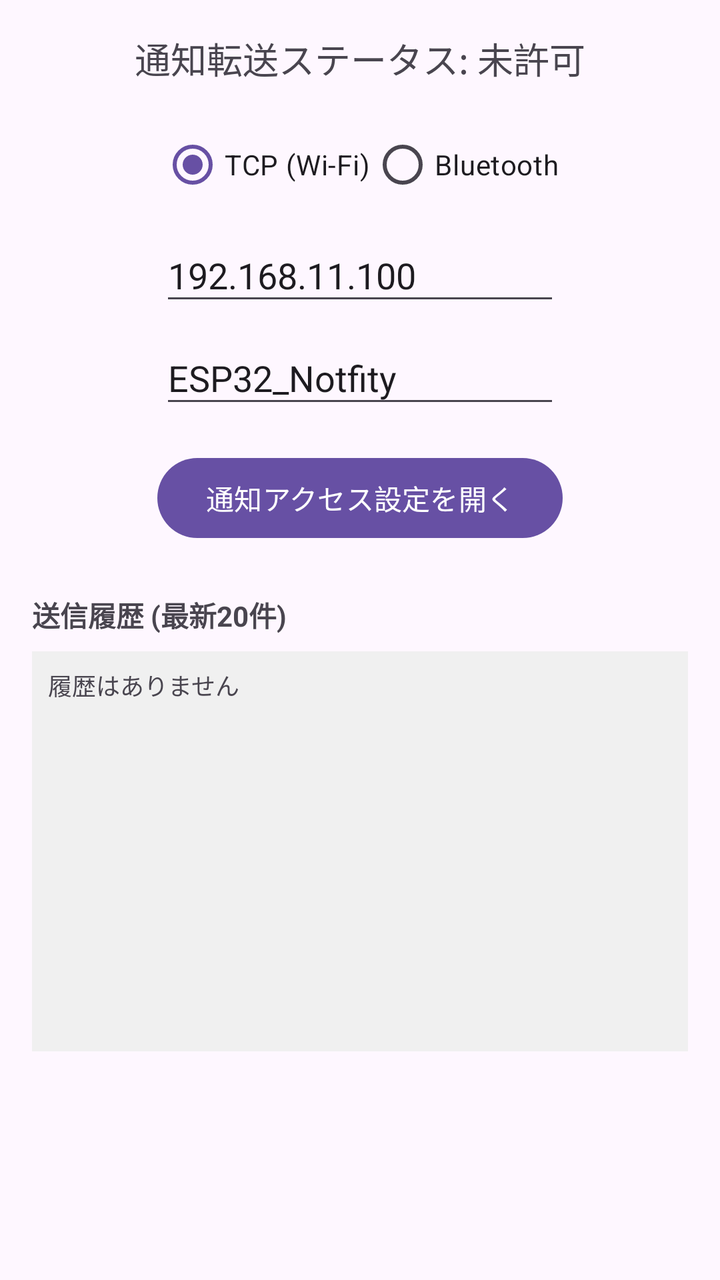
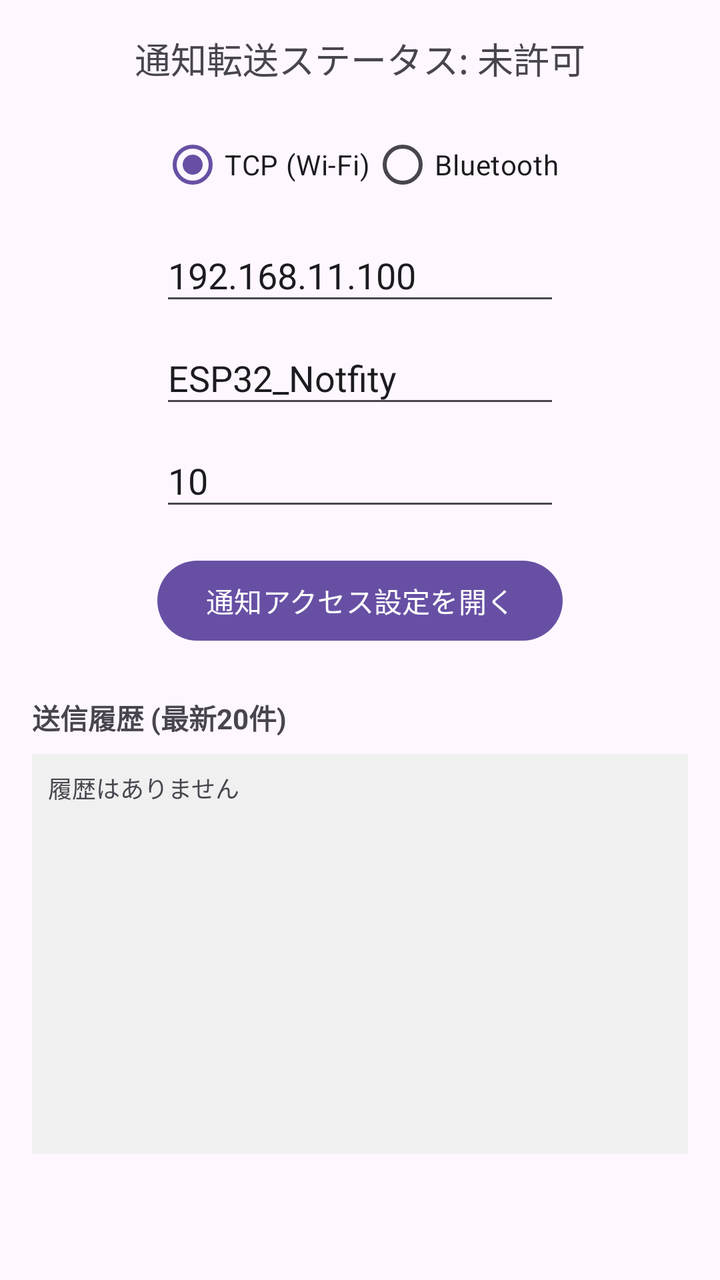

The first picture is an Android layout as it rendered before a commit; the second is the same layout after the commit. The layout source and the unified diff follow.
<!-- AndroidManifest.xml: application theme Theme.AndroidNotifytoESP32 -->
<!-- res/layout/fragment_first.xml -->
<?xml version="1.0" encoding="utf-8"?>
<androidx.core.widget.NestedScrollView xmlns:android="http://schemas.android.com/apk/res/android"
    xmlns:app="http://schemas.android.com/apk/res-auto"
    xmlns:tools="http://schemas.android.com/tools"
    android:layout_width="match_parent"
    android:layout_height="match_parent"
    tools:context=".FirstFragment">

    <androidx.constraintlayout.widget.ConstraintLayout
        android:layout_width="match_parent"
        android:layout_height="match_parent"
        android:padding="16dp">

        <TextView
            android:id="@+id/textview_status"
            android:layout_width="wrap_content"
            android:layout_height="wrap_content"
            android:text="通知転送ステータス: 未許可"
            android:textSize="18sp"
            app:layout_constraintBottom_toTopOf="@id/radioGroup_mode"
            app:layout_constraintEnd_toEndOf="parent"
            app:layout_constraintStart_toStartOf="parent"
            app:layout_constraintTop_toTopOf="parent"
            app:layout_constraintVertical_chainStyle="packed" />

        <RadioGroup
            android:id="@+id/radioGroup_mode"
            android:layout_width="wrap_content"
            android:layout_height="wrap_content"
            android:layout_marginTop="16dp"
            android:orientation="horizontal"
            app:layout_constraintBottom_toTopOf="@id/editText_ip"
            app:layout_constraintEnd_toEndOf="parent"
            app:layout_constraintStart_toStartOf="parent"
            app:layout_constraintTop_toBottomOf="@id/textview_status">

            <RadioButton
                android:id="@+id/radioButton_tcp"
                android:layout_width="wrap_content"
                android:layout_height="wrap_content"
                android:checked="true"
                android:text="TCP (Wi-Fi)" />

            <RadioButton
                android:id="@+id/radioButton_bt"
                android:layout_width="wrap_content"
                android:layout_height="wrap_content"
                android:text="Bluetooth" />
        </RadioGroup>

        <EditText
            android:id="@+id/editText_ip"
            android:layout_width="200dp"
            android:layout_height="wrap_content"
            android:layout_marginTop="8dp"
            android:hint="ESP32 IP (TCP用)"
            android:inputType="text"
            android:text="192.168.11.100"
            app:layout_constraintBottom_toTopOf="@id/editText_bt_name"
            app:layout_constraintEnd_toEndOf="parent"
            app:layout_constraintStart_toStartOf="parent"
            app:layout_constraintTop_toBottomOf="@id/radioGroup_mode" />

        <EditText
            android:id="@+id/editText_bt_name"
            android:layout_width="200dp"
            android:layout_height="wrap_content"
            android:layout_marginTop="8dp"
            android:hint="Bluetooth デバイス名"
            android:inputType="text"
            android:text="ESP32_Notfity"
            app:layout_constraintBottom_toTopOf="@id/button_settings"
            app:layout_constraintEnd_toEndOf="parent"
            app:layout_constraintStart_toStartOf="parent"
            app:layout_constraintTop_toBottomOf="@id/editText_ip" />

        <Button
            android:id="@+id/button_settings"
            android:layout_width="wrap_content"
            android:layout_height="wrap_content"
            android:layout_marginTop="16dp"
            android:text="通知アクセス設定を開く"
            app:layout_constraintBottom_toTopOf="@id/textView_history_title"
            app:layout_constraintEnd_toEndOf="parent"
            app:layout_constraintStart_toStartOf="parent"
            app:layout_constraintTop_toBottomOf="@id/editText_bt_name" />

        <TextView
            android:id="@+id/textView_history_title"
            android:layout_width="wrap_content"
            android:layout_height="wrap_content"
            android:layout_marginTop="24dp"
            android:text="送信履歴 (最新20件)"
            android:textStyle="bold"
            app:layout_constraintBottom_toTopOf="@id/scrollView_history"
            app:layout_constraintStart_toStartOf="parent"
            app:layout_constraintTop_toBottomOf="@id/button_settings" />

        <androidx.core.widget.NestedScrollView
            android:id="@+id/scrollView_history"
            android:layout_width="match_parent"
            android:layout_height="200dp"
            android:layout_marginTop="8dp"
            android:background="#F0F0F0"
            android:padding="8dp"
            app:layout_constraintBottom_toBottomOf="parent"
            app:layout_constraintEnd_toEndOf="parent"
            app:layout_constraintStart_toStartOf="parent"
            app:layout_constraintTop_toBottomOf="@id/textView_history_title">

            <TextView
                android:id="@+id/textView_history"
                android:layout_width="match_parent"
                android:layout_height="wrap_content"
                android:fontFamily="monospace"
                android:text="履歴はありません"
                android:textSize="12sp" />
        </androidx.core.widget.NestedScrollView>
    </androidx.constraintlayout.widget.ConstraintLayout>
</androidx.core.widget.NestedScrollView>
<!-- resources referenced by this layout -->
<resources>
  <style name="Theme.AndroidNotifytoESP32" parent="Base.Theme.AndroidNotifytoESP32" />
  <style name="Base.Theme.AndroidNotifytoESP32" parent="Theme.Material3.DayNight.NoActionBar">
          
          
      </style>
</resources>

<!-- the commit's change to res/layout/fragment_first.xml (unified diff, before → after) -->
@@ -69,10 +69,23 @@
             android:hint="Bluetooth デバイス名"
             android:inputType="text"
             android:text="ESP32_Notfity"
+            app:layout_constraintBottom_toTopOf="@id/editText_duration"
+            app:layout_constraintEnd_toEndOf="parent"
+            app:layout_constraintStart_toStartOf="parent"
+            app:layout_constraintTop_toBottomOf="@id/editText_ip" />
+
+        <EditText
+            android:id="@+id/editText_duration"
+            android:layout_width="200dp"
+            android:layout_height="wrap_content"
+            android:layout_marginTop="8dp"
+            android:hint="表示時間(秒) 0:永久, Max:300"
+            android:inputType="number"
+            android:text="10"
             app:layout_constraintBottom_toTopOf="@id/button_settings"
             app:layout_constraintEnd_toEndOf="parent"
             app:layout_constraintStart_toStartOf="parent"
-            app:layout_constraintTop_toBottomOf="@id/editText_ip" />
+            app:layout_constraintTop_toBottomOf="@id/editText_bt_name" />
 
         <Button
             android:id="@+id/button_settings"
@@ -83,7 +96,7 @@
             app:layout_constraintBottom_toTopOf="@id/textView_history_title"
             app:layout_constraintEnd_toEndOf="parent"
             app:layout_constraintStart_toStartOf="parent"
-            app:layout_constraintTop_toBottomOf="@id/editText_bt_name" />
+            app:layout_constraintTop_toBottomOf="@id/editText_duration" />
 
         <TextView
             android:id="@+id/textView_history_title"
